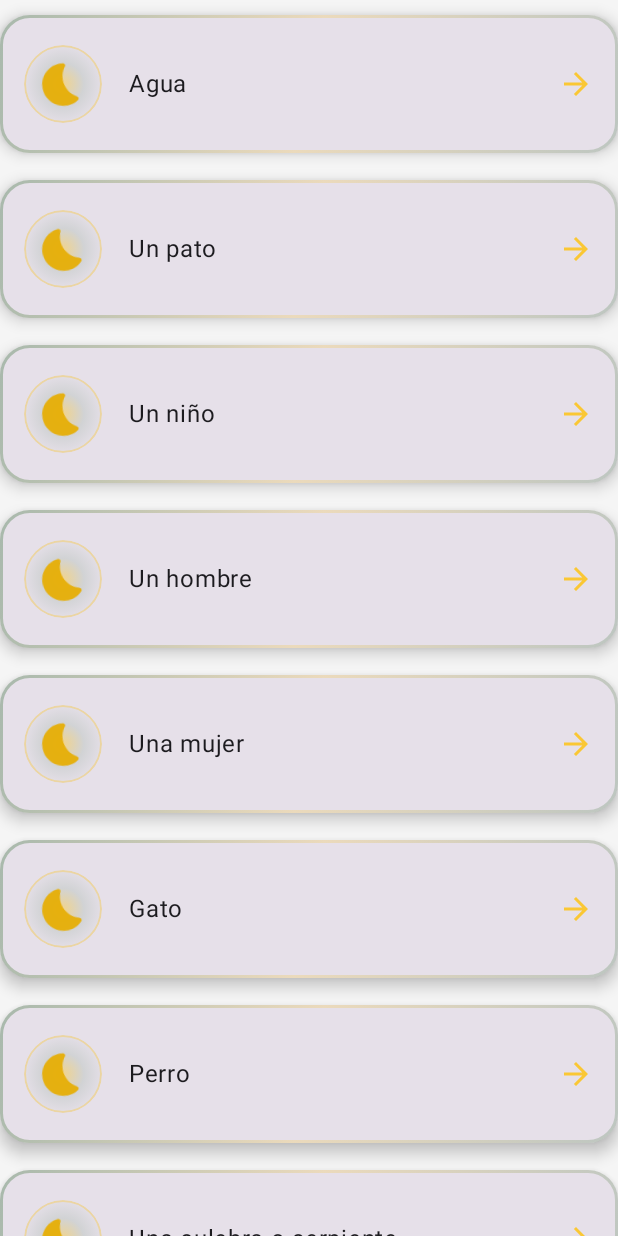
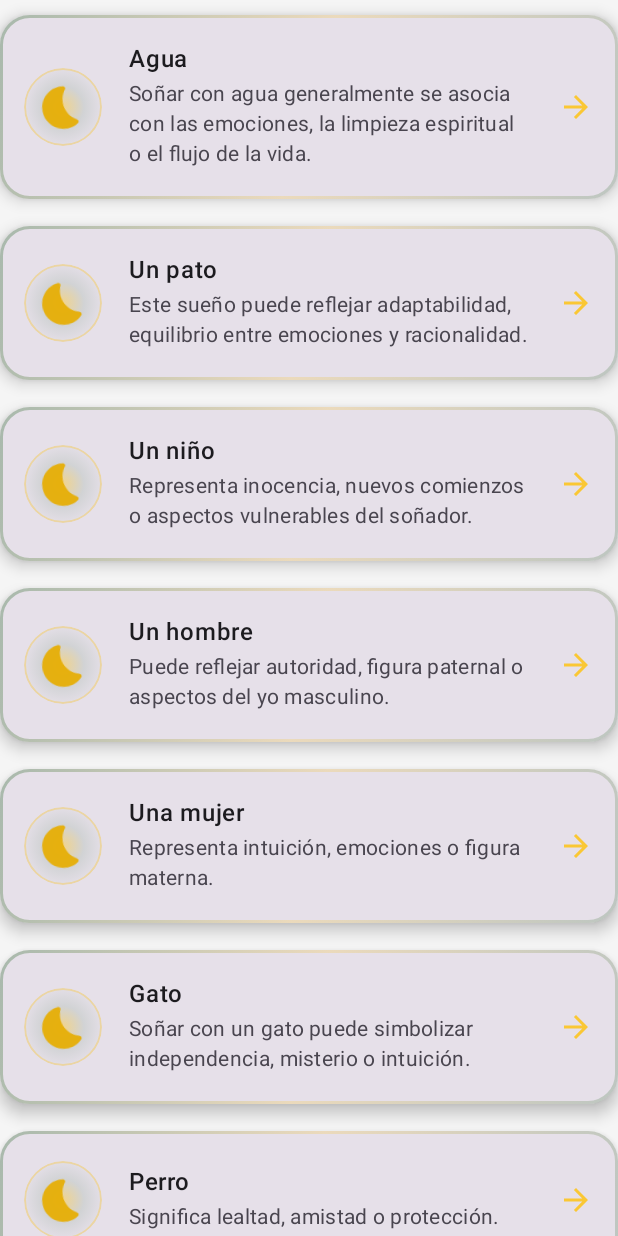
Before and after one commit to ManuelMatancero/NumerosDeLaSuerteCOmpose, an Android app built with Jetpack Compose: the composable DreamListContent called with sample values from the repository, on a phone screen of 412 x 824 dp. Run offline under Robolectric (Android 15) with nearby library versions, the phone set to English and light mode, and no system bars.

Commit message:
addind meaning to suenos

```diff
--- a/app/src/main/java/com/matancita/loteria/ui/theme/screen/Screen3Dreams.kt
+++ b/app/src/main/java/com/matancita/loteria/ui/theme/screen/Screen3Dreams.kt
@@ -655,14 +655,14 @@ fun DreamListItemRedesigned(
                     Box(
                         modifier = Modifier
                             .size(4.dp)
-                            .background(GoldAccent.copy(alpha = 0.3f))
+                            .background(GoldAccent.copy(alpha = 0.3f), CircleShape)
                             .align(Alignment.TopStart)
                             .offset(x = 6.dp, y = 6.dp)
                     )
                     Box(
                         modifier = Modifier
                             .size(3.dp)
-                            .background(GoldAccent.copy(alpha = 0.3f))
+                            .background(GoldAccent.copy(alpha = 0.3f), CircleShape)
                             .align(Alignment.BottomEnd)
                             .offset(x = (-6).dp, y = (-6).dp)
                     )
@@ -671,13 +671,22 @@ fun DreamListItemRedesigned(
 
             Column(
                 modifier = Modifier.weight(1f),
-                verticalArrangement = Arrangement.spacedBy(6.dp)
+                verticalArrangement = Arrangement.spacedBy(4.dp)
             ) {
                 Text(
-                    text = dreamItem.text.substringAfter(":").trimStart(),
-                    style = MaterialTheme.typography.bodyLarge.copy(fontWeight = FontWeight.Normal),
+                    text = dreamItem.text,
+                    style = MaterialTheme.typography.bodyLarge.copy(fontWeight = FontWeight.Medium),
                     color = MaterialTheme.colorScheme.onSurface,
-                    lineHeight = 23.sp,
+                    lineHeight = 22.sp,
+                    maxLines = 1,
+                    overflow = TextOverflow.Ellipsis,
+                    modifier = Modifier.animateContentSize()
+                )
+                Text(
+                    text = dreamItem.meaning,
+                    style = MaterialTheme.typography.bodyMedium.copy(fontWeight = FontWeight.Normal),
+                    color = MaterialTheme.colorScheme.onSurfaceVariant,
+                    lineHeight = 20.sp,
                     maxLines = 3,
                     overflow = TextOverflow.Ellipsis,
                     modifier = Modifier.animateContentSize()
```
